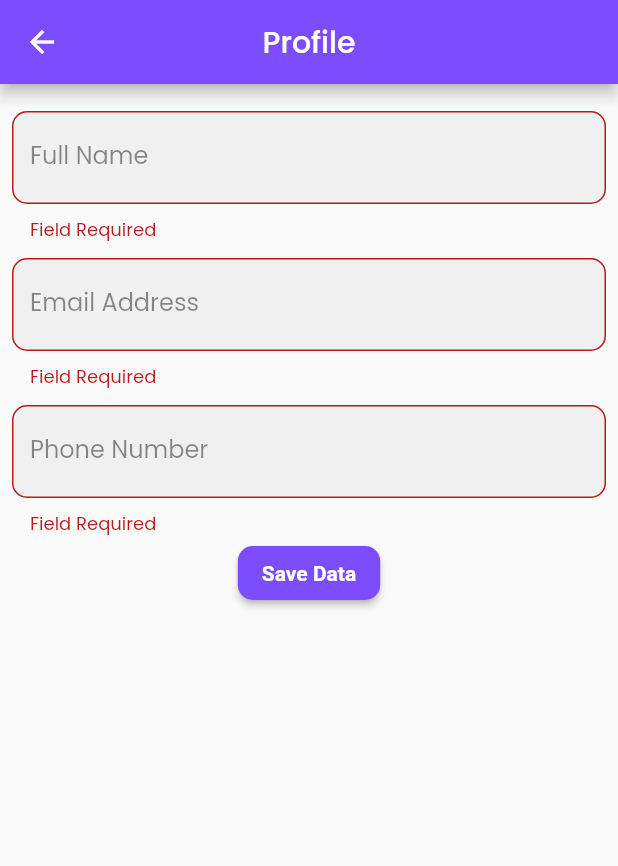
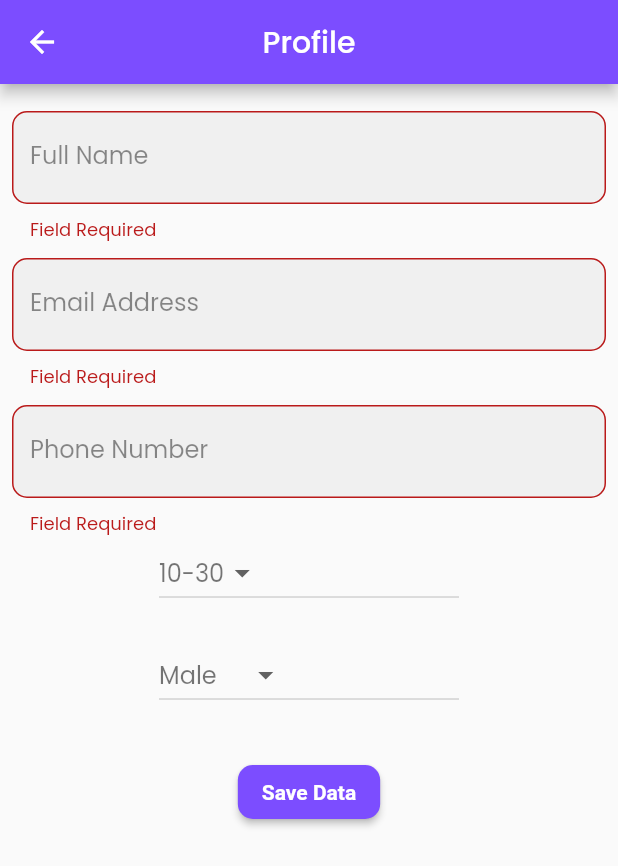
Before and after one commit to alligator11/ar_furniture_app, a Flutter app: the ProfileScreen screen opened directly, on a phone screen of 412 x 824 dp. Shown: the top 866 px of the screen. Run offline on Flutter 3.47's test engine with Material 2 defaults, Android fonts, the phone set to English and light mode, and no system bars; our stand-ins replace cloud_firestore, firebase_auth, firebase_core, flutter_rating_bar, get, google_fonts and 3 more; missing offline and left inert: ar_flutter_plugin, model_viewer_plus; accounts and stored records are empty; network calls fail.

Commit message:
recommendation analysis - 1

```diff
--- a/lib/Models/user_model.dart
+++ b/lib/Models/user_model.dart
@@ -1,9 +1,9 @@
 class UserModel{
   String? name;
-  String? email,userId,userPhone,address;
+  String? email,userId,userPhone,address, selectedAge, selectedGender;
   UserModel({
     this.name,
-    this.email,this.address,this.userId,this.userPhone
+    this.email,this.address,this.userId,this.userPhone, this.selectedAge, this.selectedGender
 });
   Map<String, dynamic> asMap() {
 
@@ -13,7 +13,8 @@ class UserModel{
       'address': address??'',
       'userId': userId??'',
       'userPhone': userPhone??'',
-
+      'selectedAge': selectedAge??'',
+      'selectedGender': selectedGender??''
     };
   }
 
@@ -24,6 +25,8 @@ class UserModel{
         email: map['email'],
         userPhone: map['userPhone'],
         address: map['address'],
+        selectedAge: map['selectedAge'],
+        selectedGender: map['selectedGender']
     );
   }
 }
--- a/lib/Views/ViewRecommendations.dart
+++ b/lib/Views/ViewRecommendations.dart
@@ -1,6 +1,7 @@
 import 'package:cloud_firestore/cloud_firestore.dart';
 import 'package:flutter/material.dart';
 import 'package:flutter_rating_bar/flutter_rating_bar.dart';
+import 'package:shared_preferences/shared_preferences.dart';
 
 class ViewRecommendations extends StatefulWidget {
   final List<dynamic> responseData;
@@ -20,7 +21,17 @@ class _ViewRecommendationsState extends State<ViewRecommendations> {
   void initState() {
     super.initState();
     getAverageRating();
-
+    _loadPreferences();
+  }
+  String selectedAge = '10-30';
+  String selectedGender = 'Male';
+  late SharedPreferences _prefs;
+  Future<void> _loadPreferences() async {
+    _prefs = await SharedPreferences.getInstance();
+    setState(() {
+      selectedAge = _prefs.getString('selectedAge') ?? '10-30';
+      selectedGender = _prefs.getString('selectedGender') ?? 'Male';
+    });
   }
 
   Future<double> getAverageRating() async {
@@ -100,6 +111,8 @@ class _ViewRecommendationsState extends State<ViewRecommendations> {
       await FirebaseFirestore.instance.collection('ratings').add({
         'rating': _rating,
         'timestamp': FieldValue.serverTimestamp(),
+        'selectedAge': selectedAge,
+        'selectedGender': selectedGender
       });
       print('Rating submitted successfully!');
     } catch (e) {
--- a/lib/Views/profile_screen.dart
+++ b/lib/Views/profile_screen.dart
@@ -3,6 +3,7 @@ import 'package:firebase_auth/firebase_auth.dart';
 import 'package:flutter/material.dart';
 import 'package:ar_furniture_app/Views/MainPage.dart';
 import 'package:get/get.dart';
+import 'package:shared_preferences/shared_preferences.dart';
 
 import '../Models/user_model.dart';
 import '../Widgets/TextField.dart';
@@ -18,6 +19,14 @@ class _ProfileScreenState extends State<ProfileScreen> {
   TextEditingController name=TextEditingController();
   TextEditingController email=TextEditingController();
   TextEditingController phone=TextEditingController();
+  String selectedAge = '10-30';
+  String selectedGender = 'Male';
+  late SharedPreferences _prefs;
+  Future<void> _savePreferences() async {
+    await _prefs.setString('selectedAge', selectedAge);
+    await _prefs.setString('selectedGender', selectedGender);
+  }
+
   final key = GlobalKey<FormState>();
   @override
   Widget build(BuildContext context) {
@@ -38,6 +47,8 @@ class _ProfileScreenState extends State<ProfileScreen> {
             name.text=snapshot.data!['name'].toString();
             email.text=snapshot.data!['email'].toString();
             phone.text=snapshot.data!['userPhone'].toString();
+            // selectedAge = snapshot.data!['selectedAge'].toString();
+            // selectedGender = snapshot.data!['selectedGender'].toString();
             print(snapshot.data!['name']);
             return Padding(
               padding: const EdgeInsets.all(8.0),
@@ -84,17 +95,58 @@ class _ProfileScreenState extends State<ProfileScreen> {
                         },
                       ),
                     ),
+                    Container(
+                      width: 200,
+                      child: DropdownButton<String>(
+                        value: selectedAge,
+                        onChanged: (String? newValue) {
+                          setState(() {
+                            selectedAge = newValue!;
+                          });
+                        },
+                        items: <String>['10-30', '31-50', '50+']
+                            .map<DropdownMenuItem<String>>((String value) {
+                          return DropdownMenuItem<String>(
+                            value: value,
+                            child: Text(value),
+                          );
+                        }).toList(),
+                      ),
+                    ),
+                    SizedBox(height: 20),
+                    Container(
+                      width: 200,
+                      child: DropdownButton<String>(
+                        value: selectedGender,
+                        onChanged: (String? newValue) {
+                          setState(() {
+                            selectedGender = newValue!;
+                          });
+                        },
+                        items: <String>['Male', 'Female', 'Others']
+                            .map<DropdownMenuItem<String>>((String value) {
+                          return DropdownMenuItem<String>(
+                            value: value,
+                            child: Text(value),
+                          );
+                        }).toList(),
+                      ),
+                    ),
+                    SizedBox(height: 30),
                     ElevatedButton(onPressed: () async{
     if (key.currentState!.validate()) {
       UserModel userModel = UserModel();
       userModel.userPhone=phone.text;
       userModel.email = email.text;
+      userModel.selectedAge = selectedAge;
+      userModel.selectedGender = selectedGender;
       userModel.userId = FirebaseAuth.instance.currentUser!.uid.toString();
       //userModel.address='';
       userModel.name = name.text;
       await FirebaseFirestore.instance.collection('users').doc(
           FirebaseAuth.instance.currentUser!.uid.toString()).update(
           userModel.asMap());
+      _savePreferences();
       Get.snackbar('Successful', 'User Data Updated Successfully',duration: const Duration(seconds: 2),backgroundColor: Colors.green,snackPosition: SnackPosition.BOTTOM);
 
     }
--- a/pubspec.yaml
+++ b/pubspec.yaml
@@ -51,6 +51,7 @@ dependencies:
   csc_picker:
   android_intent_plus: ^4.0.2
   flutter_rating_bar: ^4.0.1
+  firebase_database: ^10.4.0
 
 dev_dependencies:
   flutter_test:
```
Also changed, not shown: pubspec.lock.
